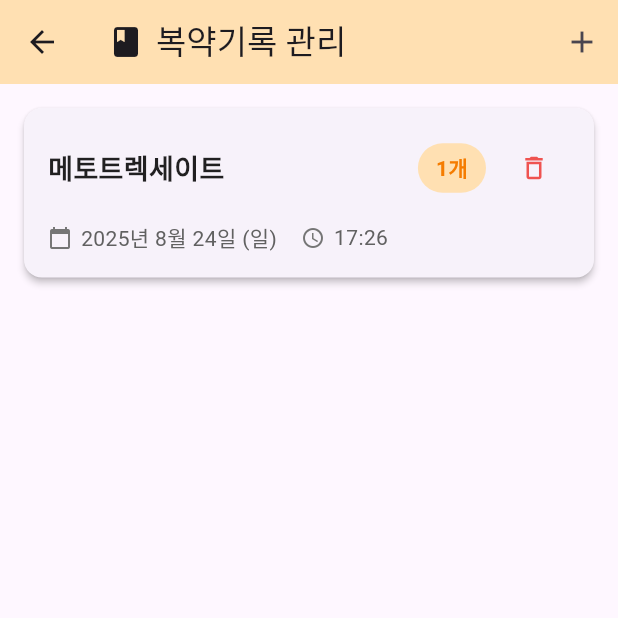
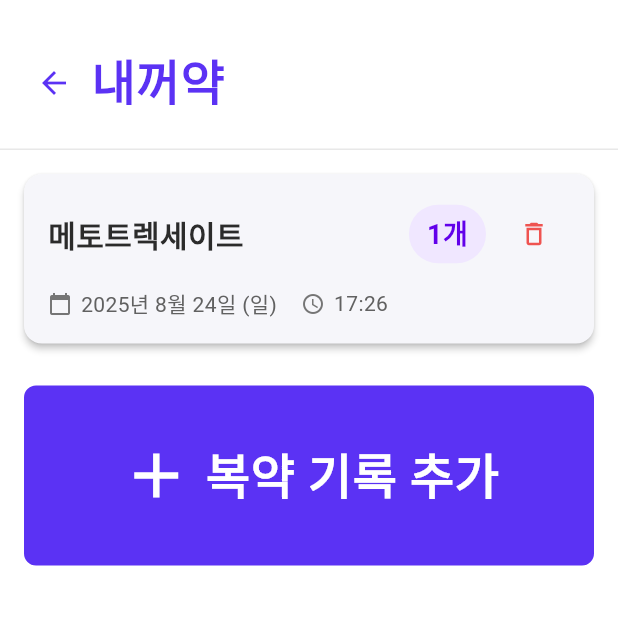
Before and after one commit to goya0118/my_medinfo, a Flutter app: the screen it shows after launch, after a tap on "복약 기록 관리", on a phone screen of 412 x 824 dp, the top half of it. Run offline on Flutter 3.47's test engine with Material 3 defaults, Android fonts, the phone set to English and light mode, and no system bars; our stand-ins replace camera, flutter_dotenv, flutter_spinkit, flutter_svg, fluttertoast, permission_handler and 2 more; missing offline and left inert: google_mlkit_barcode_scanning, tflite_flutter; accounts and stored records are empty; Roboto replaces fonts that are missing (Pretendard, Standard).

Commit message:
update title bar design

```diff
--- a/lib/screens/home_screen.dart
+++ b/lib/screens/home_screen.dart
@@ -6,14 +6,20 @@ import 'medication_record_screen.dart';
 
 /// 상단 타이틀 바 (AppBar 대체용)
 class TitleHeader extends StatelessWidget implements PreferredSizeWidget {
-  final String title;
+  final Widget title; // <--- String → Widget
   final String? leadingSvg;
   final Widget? leading;
   final double height;
 
   const TitleHeader({
     super.key,
-    this.title = '내꺼약',
+    this.title = const Text('내꺼약',
+      style: TextStyle(
+        color: Color(0xFF5B32F4),
+        fontSize: 32,
+        fontWeight: FontWeight.w700,
+      ),
+    ),
     this.leadingSvg,              // 예: 'assets/images/bi.svg'
     this.leading,
     this.height = 100,               // AppBar 높이
@@ -56,18 +62,7 @@ class TitleHeader extends StatelessWidget implements PreferredSizeWidget {
 
               // 타이틀
               Expanded(
-                child: Text(
-                  title,
-                  maxLines: 1,
-                  overflow: TextOverflow.ellipsis,
-                  style: const TextStyle(
-                    color: Color(0xFF5B32F4),
-                    fontSize: 32,
-                    fontWeight: FontWeight.w700,
-                    height: 1.2,
-                    letterSpacing: 0.4,
-                  ),
-                ),
+                child: title, // <--- 변경된 부분
               ),
             ],
           ),
@@ -87,7 +82,14 @@ class HomeScreen extends StatelessWidget {
       backgroundColor: Colors.white,        // 배경 흰색 고정
       resizeToAvoidBottomInset: false,      // 키보드로 인한 위아래 이동 방지
       appBar: const TitleHeader(
-        title: '내꺼약',
+        title: Text(
+          '내꺼약',
+          style: TextStyle(
+            color: Color(0xFF5B32F4),
+            fontSize: 32,
+            fontWeight: FontWeight.w700,
+          ),
+        ),
         leadingSvg: 'assets/images/bi.svg',
       ),
       body: Padding(
@@ -106,7 +108,7 @@ class HomeScreen extends StatelessWidget {
             ),
             const SizedBox(height: 20),
 
-            _buildButton(
+            buildButton(
               context,
               label: '카메라로 검색',
               icon: SvgPicture.asset('assets/images/icon-scan.svg', width: 28, height: 28),
@@ -122,7 +124,7 @@ class HomeScreen extends StatelessWidget {
             ),
             const SizedBox(height: 20),
 
-            _buildButton(
+            buildButton(
               context,
               label: '음성으로 질문',
               icon: SvgPicture.asset('assets/images/icon-audio.svg', width: 28, height: 28),
@@ -148,7 +150,7 @@ class HomeScreen extends StatelessWidget {
             ),
             const SizedBox(height: 20),
 
-            _buildButton(
+            buildButton(
               context,
               label: '복약 기록 관리',
               icon: SvgPicture.asset('assets/images/icon-view-event.svg', width: 28, height: 28),
@@ -176,7 +178,7 @@ class HomeScreen extends StatelessWidget {
   }
 
   /// 버튼 위젯 빌더 (공통 스타일)
-  static Widget _buildButton(
+  static Widget buildButton(
     BuildContext context, {
     required String label,
     required Widget icon,             // SVG/아이콘 위젯 그대로 전달
--- a/lib/screens/medication_record_screen.dart
+++ b/lib/screens/medication_record_screen.dart
@@ -2,6 +2,7 @@ import 'package:flutter/material.dart';
 import '../models/medication_record.dart';
 import '../services/medication_database_helper.dart';
 import 'add_medication_record_screen.dart';
+import 'package:medinfo/screens/home_screen.dart';
 
 class MedicationRecordScreen extends StatefulWidget {
   const MedicationRecordScreen({super.key});
@@ -48,25 +49,27 @@ class _MedicationRecordScreenState extends State<MedicationRecordScreen> {
   @override
   Widget build(BuildContext context) {
     return Scaffold(
-      appBar: AppBar(
+      backgroundColor: Colors.white,
+      appBar: TitleHeader(
+        title: Text(
+          '내꺼약',
+          style: TextStyle(
+            color: Color(0xFF5B32F4),
+            fontSize: 32,
+            fontWeight: FontWeight.w700,
+          ),
+        ),
         leading: IconButton(
-          icon: const Icon(Icons.arrow_back),
-          onPressed: () => Navigator.pop(context),
+          icon: const Icon(Icons.arrow_back, color: Color(0xff5B32F4)),
+          onPressed: () => Navigator.of(context).pop(),
         ),
-        title: const Row(
-          children: [
-            Icon(Icons.book, size: 24),
-            SizedBox(width: 8),
-            Text('복약기록 관리'),
-          ],
-        ),
-        backgroundColor: Colors.orange.shade100,
-        actions: [
-          IconButton(
-            icon: const Icon(Icons.add),
-            onPressed: _navigateToAddRecord,
-          ),
-        ],
+        // actions: [
+        //   IconButton(
+        //     icon: const Icon(Icons.add),
+        //     onPressed: _navigateToAddRecord,
+        //   ),
+        // ],
+        // backgroundColor: Colors.orange.shade100,
       ),
       body: _isLoading
           ? const Center(child: CircularProgressIndicator())
@@ -104,18 +107,14 @@ class _MedicationRecordScreenState extends State<MedicationRecordScreen> {
             ),
           ),
           const SizedBox(height: 24),
-          ElevatedButton.icon(
+          HomeScreen.buildButton(
+            context,
+            label: '복약 기록 추가',
+            icon: const Icon(Icons.add, color: Colors.white, size: 32),
+            backgroundColor: const Color(0xFF5B32F4),
+            textColor: Colors.white,
+            strokeColor: const Color(0xFF5B32F4),
             onPressed: _navigateToAddRecord,
-            icon: const Icon(Icons.add),
-            label: const Text('복약 기록 추가'),
-            style: ElevatedButton.styleFrom(
-              backgroundColor: Colors.orange,
-              foregroundColor: Colors.white,
-              padding: const EdgeInsets.symmetric(horizontal: 24, vertical: 12),
-              shape: RoundedRectangleBorder(
-                borderRadius: BorderRadius.circular(12),
-              ),
-            ),
           ),
         ],
       ),
@@ -125,10 +124,26 @@ class _MedicationRecordScreenState extends State<MedicationRecordScreen> {
   Widget _buildRecordsList() {
     return ListView.builder(
       padding: const EdgeInsets.all(16),
-      itemCount: _records.length,
+      itemCount: _records.length + 1,
       itemBuilder: (context, index) {
-        final record = _records[index];
-        return _buildRecordCard(record);
+        if (index < _records.length) {
+          final record = _records[index];
+          return _buildRecordCard(record);
+        } else {
+          // 마지막에 버튼 추가
+          return Padding(
+            padding: const EdgeInsets.only(top: 16),
+            child: HomeScreen.buildButton(
+              context,
+              label: '복약 기록 추가',
+              icon: const Icon(Icons.add, color: Colors.white, size: 32),
+              backgroundColor: const Color(0xFF5B32F4),
+              textColor: Colors.white,
+              strokeColor: const Color(0xFF5B32F4),
+              onPressed: _navigateToAddRecord,
+            ),
+          );
+        }
       },
     );
   }
@@ -140,6 +155,7 @@ class _MedicationRecordScreenState extends State<MedicationRecordScreen> {
       shape: RoundedRectangleBorder(
         borderRadius: BorderRadius.circular(12),
       ),
+      color: const Color(0xFFF6F6FA), // 연보라색 배경 예시
       child: Padding(
         padding: const EdgeInsets.all(16),
         child: Column(
@@ -152,24 +168,25 @@ class _MedicationRecordScreenState extends State<MedicationRecordScreen> {
                   child: Text(
                     record.medicationName,
                     style: const TextStyle(
-                      fontSize: 18,
+                      fontSize: 20,
                       fontWeight: FontWeight.bold,
-                      color: Colors.black87,
+                      fontFamily: 'Pretendard',
+                      color: Color(0xFF2B2B2B),
                     ),
                   ),
                 ),
                 Container(
                   padding: const EdgeInsets.symmetric(horizontal: 12, vertical: 6),
                   decoration: BoxDecoration(
-                    color: Colors.orange.shade100,
+                    color: const Color(0xfff0e7ff),
                     borderRadius: BorderRadius.circular(20),
                   ),
                   child: Text(
                     '${record.quantity}개',
                     style: TextStyle(
-                      fontSize: 14,
+                      fontSize: 18,
                       fontWeight: FontWeight.w600,
-                      color: Colors.orange.shade700,
+                      color: Colors.deepPurpleAccent.shade700,
                     ),
                   ),
                 ),
```
Also changed, not shown: lib/screens/ai_chat_screen.dart (+30 -1 lines).
